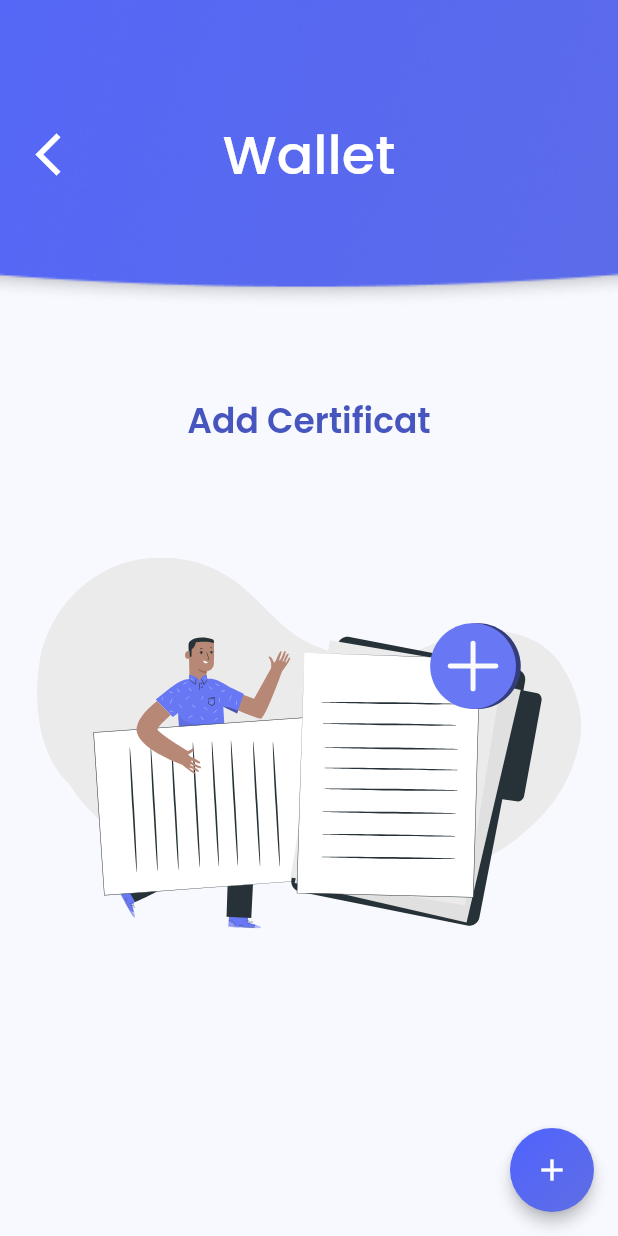
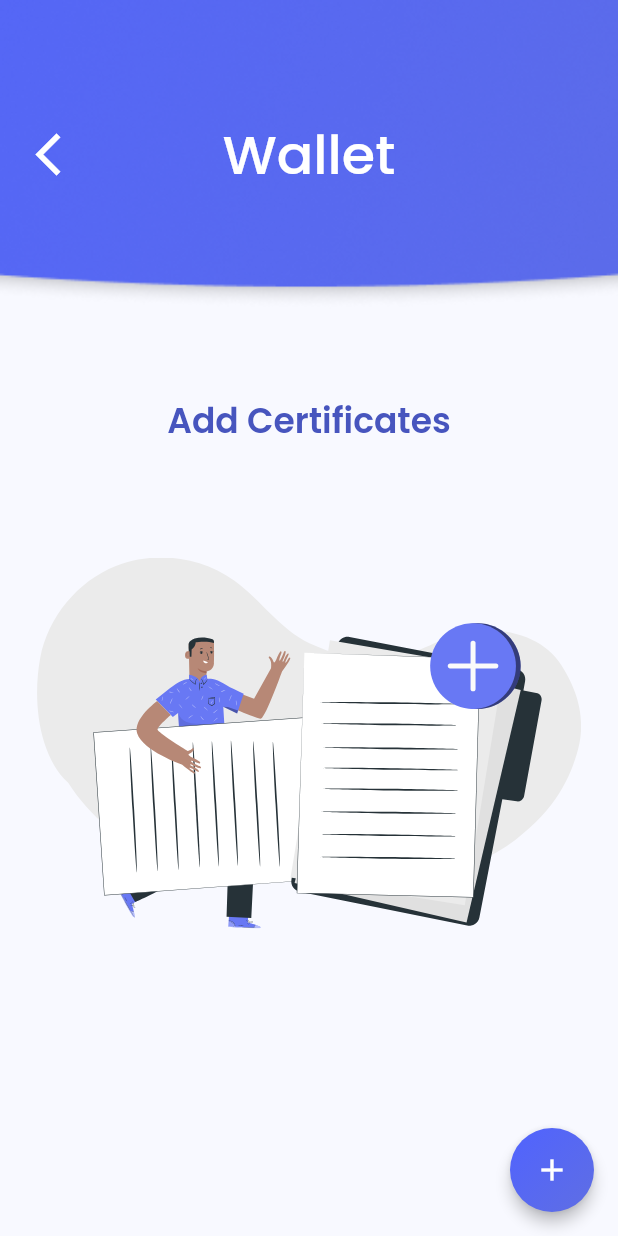
Before and after one commit to NajiChiba/Covid-19-Tracer-Flutter, a Flutter app: the Wallet screen opened directly, on a phone screen of 412 x 824 dp. Run offline on Flutter 3.47's test engine with Material 2 defaults, Android fonts, the light colour scheme and no system bars; our stand-ins replace file_picker, flutter_svg, flutter_switch, get, google_fonts, objectbox and 1 more; missing offline and left inert: qr_code_scanner, qr_code_tools; generated files the repository leaves out were written again.

Commit message:
Internationalisation / traduction

```diff
--- a/lib/controllers/qr_controller.dart
+++ b/lib/controllers/qr_controller.dart
@@ -1,6 +1,6 @@
 // ignore_for_file: unused_local_variable, prefer_final_fields, unnecessary_cast
 
-import 'package:covid_contact_tracer/models/qr_code.dart';
+import 'package:covid_19_tracer/models/qr_code.dart';
 import 'package:get/get.dart';
 
 import '../objectbox.g.dart';
--- a/lib/main.dart
+++ b/lib/main.dart
@@ -1,6 +1,7 @@
 // ignore_for_file: prefer_const_constructors
 
-import 'package:covid_contact_tracer/screens/home/home.dart';
+import 'package:covid_19_tracer/screens/home/home.dart';
+import 'package:covid_19_tracer/translation/app_transtaltion.dart';
 import 'package:flutter/material.dart';
 import 'package:flutter/services.dart';
 import 'package:get/get.dart';
@@ -22,6 +23,8 @@ class MyApp extends StatelessWidget {
       title: 'Flutter Demo',
       theme: ThemeData(primaryColor: Color(0xFF5668F5)),
       home: const Home(),
+      translations: AppTranslation(),
+      locale: Get.deviceLocale,
       debugShowCheckedModeBanner: false,
     );
   }
--- a/lib/screens/create_certificat/create_certificat.dart
+++ b/lib/screens/create_certificat/create_certificat.dart
@@ -1,7 +1,7 @@
 // ignore_for_file: sized_box_for_whitespace, prefer_const_constructors, prefer_const_literals_to_create_immutables, avoid_unnecessary_containers, unrelated_type_equality_checks, prefer_const_constructors_in_immutables, use_key_in_widget_constructors, prefer_typing_uninitialized_variables, avoid_print, unnecessary_null_comparison, unused_element, must_be_immutable, non_constant_identifier_names
 
-import 'package:covid_contact_tracer/controllers/qr_controller.dart';
-import 'package:covid_contact_tracer/screens/home/wallet/wallet.dart';
+import 'package:covid_19_tracer/controllers/qr_controller.dart';
+import 'package:covid_19_tracer/screens/home/wallet/wallet.dart';
 import 'package:flutter/material.dart';
 import 'package:flutter_svg/flutter_svg.dart';
 import 'package:get/get.dart';
@@ -9,7 +9,7 @@ import 'package:google_fonts/google_fonts.dart';
 import 'package:intl/intl.dart';
 import 'package:qr_flutter/qr_flutter.dart';
 import 'package:flutter_switch/flutter_switch.dart';
-import 'package:covid_contact_tracer/models/qr_code.dart' as myQ;
+import 'package:covid_19_tracer/models/qr_code.dart' as myQ;
 
 class CreateCertificat extends StatefulWidget {
   myQ.QrCode qrCode;
@@ -62,13 +62,15 @@ class _CreateCertificatState extends State<CreateCertificat> {
                 height: height_ * 0.25,
                 child: Stack(children: [
                   Container(
-                    height: height_ * 0.25,
-                    width: width_,
-                    padding: EdgeInsets.symmetric(horizontal: 20),
                     decoration: BoxDecoration(
                         image: DecorationImage(
                             image: AssetImage("assets/images/appbar.png"),
                             fit: BoxFit.cover)),
+                  ),
+                  Container(
+                    height: height_ * 0.25,
+                    width: width_,
+                    padding: EdgeInsets.symmetric(horizontal: 20),
                     child: Row(
                       children: [
                         Expanded(
@@ -88,7 +90,7 @@ class _CreateCertificatState extends State<CreateCertificat> {
                           flex: 7,
                           child: Center(
                             child: Text(
-                              'Certificat',
+                              'certificates'.tr,
                               style: GoogleFonts.poppins(
                                   color: Colors.white,
                                   fontSize: 36,
@@ -183,8 +185,10 @@ class _CreateCertificatState extends State<CreateCertificat> {
                         ].map<DropdownMenuItem<String>>((String value) {
                           return DropdownMenuItem<String>(
                             value: value,
-                            child: Text(value,
-                                style: GoogleFonts.poppins(fontSize: 18)),
+                            child: Center(
+                              child: Text(value,
+                                  style: GoogleFonts.poppins(fontSize: 18)),
+                            ),
                           );
                         }).toList(),
                       ),
@@ -239,7 +243,7 @@ class _CreateCertificatState extends State<CreateCertificat> {
               color: Color(0xFF4CBC6E),
               borderRadius: BorderRadius.circular(14)),
           child: Text(
-            "Save Certificat",
+            "save".tr,
             style: GoogleFonts.poppins(fontSize: 20, color: Colors.white),
           )),
     );
@@ -260,7 +264,7 @@ class _CreateCertificatState extends State<CreateCertificat> {
         crossAxisAlignment: CrossAxisAlignment.center,
         children: [
           Text(
-            'Positive',
+            'positive'.tr,
             style:
                 GoogleFonts.poppins(fontSize: 18, fontWeight: FontWeight.w500),
           ),
--- a/lib/screens/home/Certif details/certificat_details.dart
+++ b/lib/screens/home/Certif details/certificat_details.dart
@@ -1,7 +1,7 @@
 // ignore_for_file: sized_box_for_whitespace, prefer_const_constructors, prefer_const_literals_to_create_immutables, avoid_unnecessary_containers, unrelated_type_equality_checks, prefer_const_constructors_in_immutables, use_key_in_widget_constructors, prefer_typing_uninitialized_variables, avoid_print, unnecessary_null_comparison, unused_element, must_be_immutable, non_constant_identifier_names
 
-import 'package:covid_contact_tracer/controllers/qr_controller.dart';
-import 'package:covid_contact_tracer/screens/home/wallet/wallet.dart';
+import 'package:covid_19_tracer/controllers/qr_controller.dart';
+import 'package:covid_19_tracer/screens/home/wallet/wallet.dart';
 import 'package:flutter/material.dart';
 import 'package:flutter_svg/flutter_svg.dart';
 import 'package:get/get.dart';
@@ -9,7 +9,7 @@ import 'package:google_fonts/google_fonts.dart';
 import 'package:intl/intl.dart';
 import 'package:qr_flutter/qr_flutter.dart';
 import 'package:flutter_switch/flutter_switch.dart';
-import 'package:covid_contact_tracer/models/qr_code.dart' as myQ;
+import 'package:covid_19_tracer/models/qr_code.dart' as myQ;
 
 class CertificatDetails extends StatelessWidget {
   myQ.QrCode qrCode;
@@ -67,7 +67,7 @@ class CertificatDetails extends StatelessWidget {
                             flex: 7,
                             child: Center(
                               child: Text(
-                                'Certificat',
+                                'certificates'.tr,
                                 style: GoogleFonts.poppins(
                                     color: Colors.white,
                                     fontSize: 36,
@@ -204,7 +204,7 @@ class CertificatDetails extends StatelessWidget {
                                         bottomRight: Radius.circular(16))),
                                 child: Center(
                                     child: Text(
-                                  "Delete",
+                                  "delete".tr,
                                   style: GoogleFonts.poppins(
                                       color: Color(0xFFFF0202),
                                       fontSize: 20,
--- a/lib/screens/home/wallet/wallet.dart
+++ b/lib/screens/home/wallet/wallet.dart
@@ -1,10 +1,10 @@
 // ignore_for_file: prefer_const_constructors, prefer_const_literals_to_create_immutables, use_key_in_widget_constructors, must_be_immutable, unused_local_variable, sized_box_for_whitespace, avoid_unnecessary_containers, avoid_print
 
-import 'package:covid_contact_tracer/controllers/qr_controller.dart';
-import 'package:covid_contact_tracer/models/qr_code.dart' as myQ;
-import 'package:covid_contact_tracer/screens/home/Certif%20details/certificat_details.dart';
-import 'package:covid_contact_tracer/screens/home/home.dart';
-import 'package:covid_contact_tracer/screens/home/scan_page/scan_screen.dart';
+import 'package:covid_19_tracer/controllers/qr_controller.dart';
+import 'package:covid_19_tracer/models/qr_code.dart' as myQ;
+import 'package:covid_19_tracer/screens/home/Certif%20details/certificat_details.dart';
+import 'package:covid_19_tracer/screens/home/home.dart';
+import 'package:covid_19_tracer/screens/home/scan_page/scan_screen.dart';
 import 'package:flutter/material.dart';
 import 'package:flutter_svg/flutter_svg.dart';
 import 'package:get/get.dart';
@@ -73,7 +73,7 @@ class Wallet extends StatelessWidget {
                                 ),
                                 Center(
                                   child: Text(
-                                    "Add Certificat",
+                                    "add_certif".tr,
                                     style: GoogleFonts.poppins(
                                         fontSize: 23,
                                         fontWeight: FontWeight.w600,
@@ -136,7 +136,7 @@ class Wallet extends StatelessWidget {
             flex: 7,
             child: Center(
               child: Text(
-                'Wallet',
+                'wallet'.tr,
                 style: GoogleFonts.poppins(
                     color: Colors.white,
                     fontSize: 36,
@@ -269,7 +269,7 @@ class Certif extends StatelessWidget {
         ),
         child: Center(
           child: Text(
-            "Display the QR Code",
+            "display_certif".tr,
             style: GoogleFonts.poppins(
                 color: Color(0xFF4156FF),
                 fontSize: 20,
--- /dev/null
+++ b/lib/translation/app_transtaltion.dart
@@ -0,0 +1,83 @@
+import 'package:get/get.dart';
+
+class AppTranslation extends Translations {
+  @override
+  Map<String, Map<String, String>> get keys => {
+        'en_US': {
+          'health_pass': 'Health pass',
+          'card1_title': 'Open my Wallet',
+          'card1_subtitle': 'Your test and\nvaccination certificates',
+          'statistics1': 'Vaccination coverage',
+          'statistics2': 'Other key figures',
+          'update': 'Update',
+          'completed': 'Completed vaccination',
+          'new_cases': 'New Cases',
+          'cases': 'Cases',
+          'news': 'News',
+          'contact_tracing': 'Contact tracing',
+          'wallet': 'Wallet',
+          'add_certif': 'Add Certificates',
+          'display_certif': 'Display the qr code',
+          'delete': 'Delete',
+          'certificates': 'Certificates',
+          'save': 'Save Certificat',
+          'positive': 'Positive',
+          'upload': 'Upload file',
+          'cancel': 'Cancel',
+        },
+        'ar_MA': {
+          'health_pass': 'جواز الصحة',
+          'card1_title': 'افتح محفظتي',
+          'card1_subtitle': 'شهادات الاختبار والتلقيح الخاصة بك',
+          'statistics1': 'تغطية التلقيح',
+          'statistics2': 'احصائيات الرئيسية الأخرى',
+          'update': 'مستجدات',
+          'completed': 'التلقيح المكتمل',
+          'new_cases': 'حالات جديدة',
+          'cases': 'حالات',
+          'news': 'آخر الأخبار',
+          'contact_tracing': 'تتبع الاتصال',
+          'wallet': 'محفظتي',
+          'add_certif': 'أضف الشهادات',
+          'display_certif': 'عرض كود Qr',
+          'delete': 'حذف',
+          'certificates': 'الشهادات',
+          'save': 'حفظ الشهادة',
+          'positive': 'إيجابي',
+          'upload': 'رفع ملف',
+          'cancel': 'إلغاء',
+        },
+      };
+}
+
+
+/*
+
+
+Health pass : Pass santé : تمرير الصحة
+
+open my Wallet : ouvrir mon portefeuille : افتح محفظتي
+
+your test and vaccination certificates : شهادات الاختبار والتلقيح الخاصة بك : vos tests et certificats de vaccination
+
+vaccination coverage : couverture vaccinale : تغطية التلقيح
+
+other key figures : autres chiffres clés : احصائيات الرئيسية الأخرى
+
+news : Nouveautés  : آخر الأخبار
+
+contact tracing : recherche de contacts : تتبع الاتصال
+
+wallet : محفظة : Portefeuille
+
+Display the qr code : عرض كود qr : afficher le code QR
+
+delete : effacer : حذف
+
+certificate : certificat : شهادة
+
+Save : Enregistrer : حفظ
+
+Positive : Positive : إيجابي
+
+ */
```
Also changed, not shown: lib/screens/certiificat_det_test.dart (deleted, +0 -395 lines), lib/screens/home/home.dart (+63 -16 lines), lib/screens/home/scan_page/scan_screen.dart (+6 -6 lines), lib/translation/translation_controller.dart (added, +15 -0 lines), lib/screens/widgets/dropdown/langue_dropdown.dart (added).
